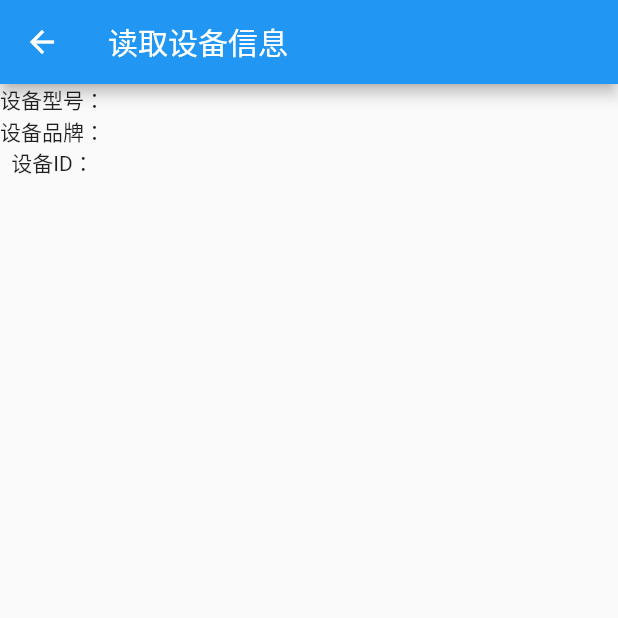
After one commit to yanjiepeng/flutter_demo2, a Flutter app: the DeviceInfoPage screen opened directly, on a phone screen of 412 x 824 dp, the top half of it. The commit adds this screen. Run offline on Flutter 3.47's test engine with Material 2 defaults, Android fonts, the phone set to English and light mode, and no system bars; our stand-ins replace date_format, device_info, dio, flutter_html, flutter_swiper, fluttertoast; missing offline and left inert: amap_location, flutter_inappbrowser, simple_permissions.

Commit message:
获取硬件设备信息

```diff
--- /dev/null
+++ b/lib/deviceinfo/DeviceInfoPage.dart
@@ -0,0 +1,53 @@
+import 'package:flutter/material.dart';
+import 'package:device_info/device_info.dart';
+
+class DeviceInfoPage extends StatefulWidget {
+  @override
+  _DeviceInfoPageState createState() => _DeviceInfoPageState();
+}
+
+class _DeviceInfoPageState extends State<DeviceInfoPage> {
+  var _deviceModel = '';
+  var _deviceBrand = '';
+  var _deviceUUID = '';
+
+  @override
+  Widget build(BuildContext context) {
+    return Scaffold(
+      appBar: AppBar(
+        title: Text('读取设备信息'),
+      ),
+      body: Column(
+        children: <Widget>[
+
+          Text('设备型号：${this._deviceModel}'),
+          Text('设备品牌：${this._deviceBrand}'),
+          Text('设备ID：${this._deviceUUID}'),
+
+        ],
+      )
+    );
+  }
+
+  @override
+  void initState() {
+    super.initState();
+
+    _getDeviceInfo();
+  }
+
+  void _getDeviceInfo() async {
+
+    DeviceInfoPlugin deviceInfo = DeviceInfoPlugin();
+    AndroidDeviceInfo androidInfo = await deviceInfo.androidInfo;
+    // e.g. "Moto G (4)"
+    print('${androidInfo.androidId}');
+
+    setState(() {
+      this._deviceModel = androidInfo.model;
+      this._deviceBrand = androidInfo.board;
+      this._deviceUUID = androidInfo.androidId;
+
+    });
+  }
+}
--- a/lib/routes/Routes.dart
+++ b/lib/routes/Routes.dart
@@ -1,5 +1,7 @@
 import 'package:flutter/material.dart';
 import 'package:flutter_demo2/date/Datedemo.dart';
+import 'package:flutter_demo2/deviceinfo/DeviceInfoPage.dart';
+import 'package:flutter_demo2/map/GDMapDemo.dart';
 import 'package:flutter_demo2/net/DioDemoPage.dart';
 import 'package:flutter_demo2/net/SimpleNetPage.dart';
 import 'package:flutter_demo2/newsdemo/NewsContent.dart';
@@ -43,6 +45,8 @@ final routes = {
   '/simplenet': (context) => SimpleNetPage(),
   '/diodemo': (context) => DioDemoPage(),
   '/newspage': (context) => NewsPage(),
+  '/deviceinfo': (context) => DeviceInfoPage(),
+  '/getlocation': (context) => GDMapDemo(),
   '/newscontent': (context,{arguments}) => NewsContent(arguments:arguments),
   '/search': (context, {arguments}) => SearchPage(arguments: arguments),
   '/product': (context, {arguments}) => ProductPage(arguments: arguments),
--- a/pubspec.yaml
+++ b/pubspec.yaml
@@ -29,6 +29,9 @@ dependencies:
   dio: ^2.1.13
   flutter_inappbrowser: ^1.2.1
   flutter_html: ^0.10.1+hotfix.1
+  device_info: ^0.4.0+2
+  amap_location: ^0.2.0
+  simple_permissions: ^0.1.9
   flutter_localizations:
     sdk: flutter
 
```
Also changed, not shown: lib/map/GDMapDemo.dart (added, +94 -0 lines), lib/pages/tabs/Home.dart (+15 -0 lines), pubspec.lock, 2 other files.
